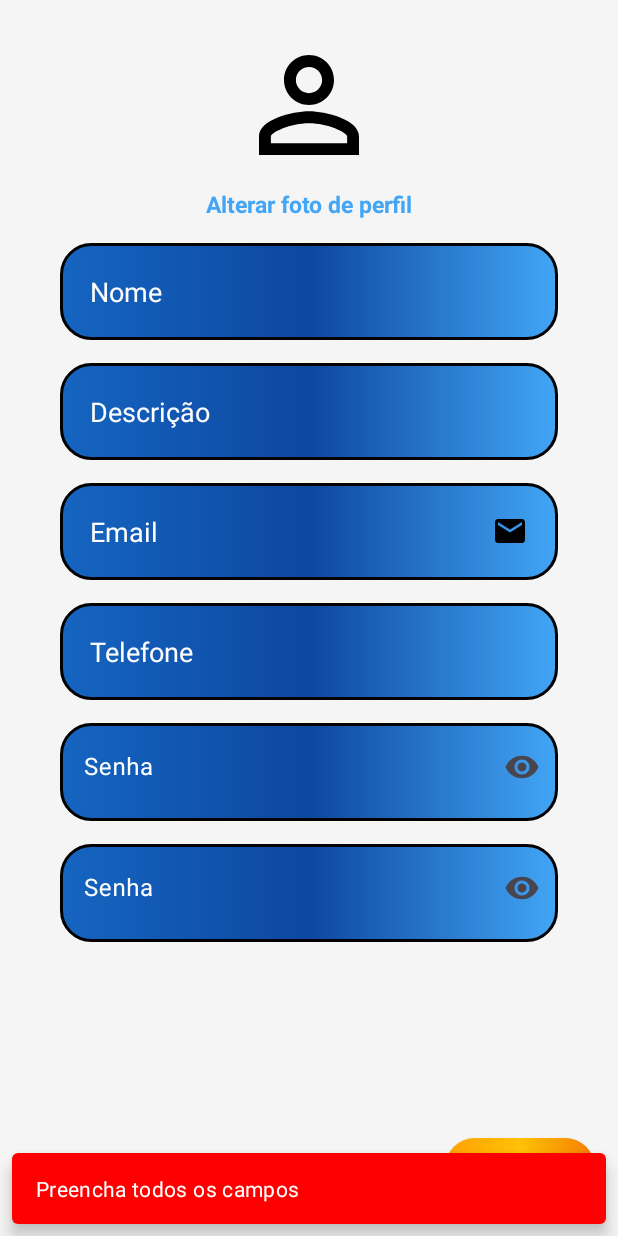
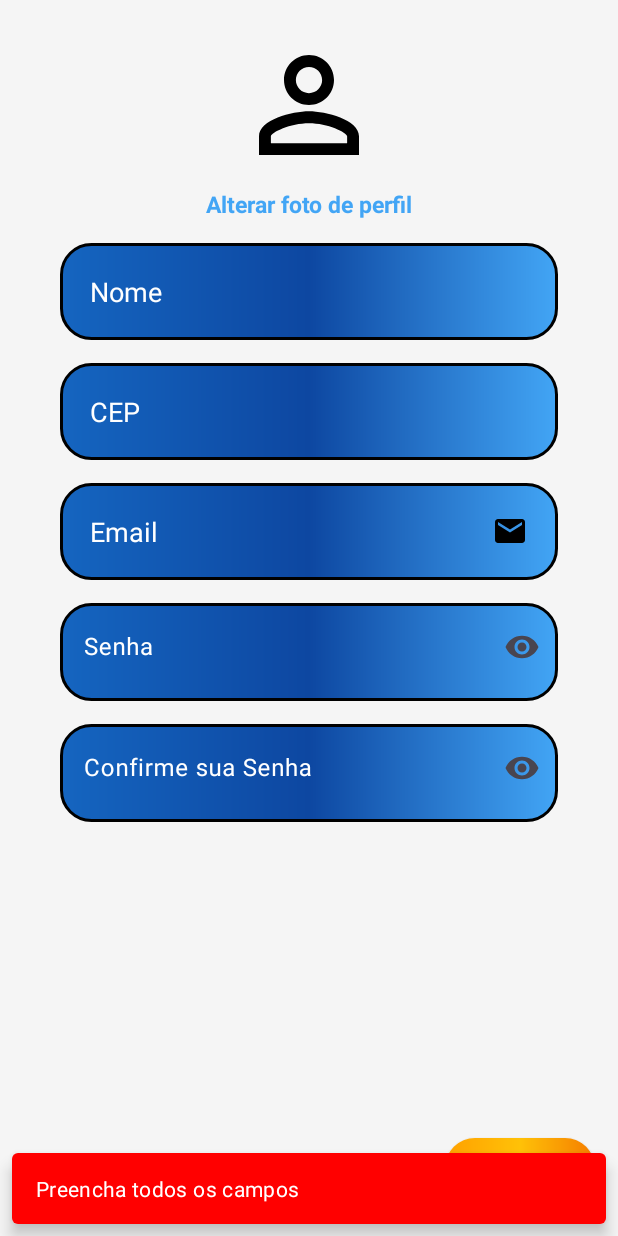
Before and after one commit to JoaoCarlos1908/App_Negocios, an Android app: the FormCadastro screen opened directly, with no data from a screen before it, after a tap on "Seguir >>", on a phone screen of 412 x 824 dp. Run offline under Robolectric (Android 15) with nearby library versions, the phone set to English and light mode, and no system bars; our stand-ins replace Firebase (no records; nobody signed in at launch, a user with empty details on screens opened directly); libraries missing offline, so code that uses them is left out: com.github.dhaval2404.imagepicker.

Commit message:
Tela de cadastro finalizada com sucesso, para abaos os tipos de conta

```diff
--- a/app/src/main/java/com/example/appnegocios/FormCadastro.java
+++ b/app/src/main/java/com/example/appnegocios/FormCadastro.java
@@ -6,9 +6,12 @@ import android.content.Intent;
 import android.graphics.Color;
 import android.net.Uri;
 import android.os.Bundle;
+import android.provider.MediaStore;
 import android.util.Log;
 import android.view.View;
 import android.view.inputmethod.InputMethodManager;
+import android.widget.ArrayAdapter;
+import android.widget.AutoCompleteTextView;
 import android.widget.Button;
 import android.widget.EditText;
 import android.widget.ImageView;
@@ -21,6 +24,8 @@ import androidx.activity.result.contract.ActivityResultContracts;
 import androidx.annotation.NonNull;
 import androidx.annotation.Nullable;
 import androidx.appcompat.app.AppCompatActivity;
+import androidx.constraintlayout.widget.ConstraintLayout;
+import androidx.constraintlayout.widget.ConstraintSet;
 import androidx.core.graphics.Insets;
 import androidx.core.view.ViewCompat;
 import androidx.core.view.WindowInsetsCompat;
@@ -44,14 +49,16 @@ import java.util.Map;
 
 public class FormCadastro extends AppCompatActivity {
 
-    private EditText edit_nome, edit_email, edit_senha;
+    private EditText edit_nome, edit_desc,edit_email, edit_tel, edit_senha, edit_confirme_senha;
     private TextView text_alterFoto;
     private Button bt_cadastrar;
     private String[] menssagens = {"Preencha todos os campos", "Cadastro realizado com sucesso"};
-    private String usuarioID;
+    private String usuarioID, categoria;
     private ImageView iconUser;
-    ActivityResultLauncher<Intent> imagePicklauncher;
-    Uri selectedImageUri;
+    private Boolean tipoConta;
+    private ActivityResultLauncher<Intent> imagePicklauncher;
+    private Uri selectedImageUri;
+    private AutoCompleteTextView autoCompleteCategorias;
 
     @Override
     protected void onCreate(Bundle savedInstanceState) {
@@ -78,18 +85,29 @@ public class FormCadastro extends AppCompatActivity {
             @Override
             public void onClick(View v) {
                 RemoveTeclado();
-                String nome = edit_nome.getText().toString();
-                String email = edit_email.getText().toString();
+
+                String nome = edit_nome.getText().toString().trim();
+                String email = edit_email.getText().toString().trim();
                 String senha = edit_senha.getText().toString();
+                String confirmeSenha = edit_confirme_senha.getText().toString();
 
-                if(nome.isEmpty() || email.isEmpty() || senha.isEmpty()){
-                    Snackbar snackbar = Snackbar.make(v, menssagens[0], Snackbar.LENGTH_SHORT);
-                    snackbar.setBackgroundTint(Color.RED);
-                    snackbar.setTextColor(Color.WHITE);
-                    snackbar.show();
-                }else{
-                    CadastrarUsuario(v);
+                if (nome.isEmpty() || email.isEmpty() || senha.isEmpty()) {
+                    mostrarSnackbar(v, menssagens[0], Color.RED);
+                    return;
                 }
+
+                if (confirmeSenha.isEmpty()) {
+                    mostrarSnackbar(v, "Confirme sua senha", Color.RED);
+                    return;
+                }
+
+                if (!senha.equals(confirmeSenha)) {
+                    mostrarSnackbar(v, "As senhas não coincidem", Color.RED);
+                    return;
+                }
+
+                // Todos os campos estão preenchidos corretamente
+                CadastrarUsuario(v);
             }
         });
 
@@ -97,15 +115,23 @@ public class FormCadastro extends AppCompatActivity {
             @Override
             public void onClick(View v) {
                 ImagePicker.with(FormCadastro.this)
-                        .galleryOnly() // <--- Isso garante que abre a galeria (com Google Fotos incluído)
-                        .crop()        // habilita o corte
-                        .compress(1024) // tamanho máximo 1MB
+                        .cropSquare() // <-- Isso força o corte 1:1 (quadrado)
+                        .compress(1024) // tamanho máximo em KB
                         .maxResultSize(1080, 1080) // resolução máxima
                         .start();
             }
         });
 
-
+        text_alterFoto.setOnClickListener(new View.OnClickListener() {
+            @Override
+            public void onClick(View v) {
+                ImagePicker.with(FormCadastro.this)
+                        .cropSquare() // <-- Isso força o corte 1:1 (quadrado)
+                        .compress(1024) // tamanho máximo em KB
+                        .maxResultSize(1080, 1080) // resolução máxima
+                        .start();
+            }
+        });
 
         ViewCompat.setOnApplyWindowInsetsListener(findViewById(R.id.main), (v, insets) -> {
             Insets systemBars = insets.getInsets(WindowInsetsCompat.Type.systemBars());
@@ -113,27 +139,37 @@ public class FormCadastro extends AppCompatActivity {
             return insets;
         });
 
-        imagePicklauncher = registerForActivityResult(
-                new ActivityResultContracts.StartActivityForResult(),
-                result -> {
-                    int resultCode = result.getResultCode();
-                    Intent data = result.getData();
-
-                    if (resultCode == Activity.RESULT_OK && data != null) {
-                        Uri fileUri = data.getData();
-                        iconUser.setImageURI(fileUri); // Ou qualquer ImageView que esteja usando
-                    } else if (resultCode == ImagePicker.RESULT_ERROR) {
-                        Toast.makeText(this, ImagePicker.getError(data), Toast.LENGTH_SHORT).show();
-                    } else {
-                        Toast.makeText(this, "Task Cancelled", Toast.LENGTH_SHORT).show();
-                    }
-                }
-        );
+        SelecaoDeCategorias();
 
 
     }//Fim do OnCreate
 
+    private void SelecaoDeCategorias() {
+        String[] categorias = getResources().getStringArray(R.array.categorias_array);
+        ArrayAdapter<String> adapter = new ArrayAdapter<>(
+                this,
+                android.R.layout.simple_dropdown_item_1line,
+                categorias);
 
+        autoCompleteCategorias.setAdapter(adapter);
+
+        // Exibe as opções ao clicar no campo
+        autoCompleteCategorias.setOnClickListener(v -> autoCompleteCategorias.showDropDown());
+
+        // Captura a categoria selecionada
+        autoCompleteCategorias.setOnItemClickListener((parent, view, position, id) -> {
+            categoria = parent.getItemAtPosition(position).toString();
+        });
+    }
+
+
+    // Método auxiliar para exibir Snackbar
+    private void mostrarSnackbar(View view, String mensagem, int corFundo) {
+        Snackbar snackbar = Snackbar.make(view, mensagem, Snackbar.LENGTH_SHORT);
+        snackbar.setBackgroundTint(corFundo);
+        snackbar.setTextColor(Color.WHITE);
+        snackbar.show();
+    }
 
     @Override
     protected void onActivityResult(int requestCode, int resultCode, @Nullable Intent data) {
@@ -153,15 +189,26 @@ public class FormCadastro extends AppCompatActivity {
         }
     }
 
-
-
     private void IniciarComponentes(){
         text_alterFoto = findViewById(R.id.text_alterFoto);
         edit_nome = findViewById(R.id.edit_nome);
+        edit_desc = findViewById(R.id.edit_descricao);
         edit_email  = findViewById(R.id.edit_email);
+        //edit_tel = findViewById(R.id.edit_telefone);
         edit_senha  = findViewById(R.id.edit_senha);
+        edit_confirme_senha = findViewById(R.id.edit_confirme_senha);
         bt_cadastrar  = findViewById(R.id.bt_seguir);
         iconUser = findViewById(R.id.iconUser);
+        autoCompleteCategorias = findViewById(R.id.autoCompleteCategorias);
+
+        tipoConta = getIntent().getBooleanExtra("Tipo_Conta", false);
+        if (!tipoConta) {
+            edit_nome.setHint("Nome");
+            edit_desc.setHint("CEP");     // altera o hint
+            edit_desc.setMaxLines(1);     // altera o número máximo de linhas
+            autoCompleteCategorias.setVisibility(View.GONE);
+        }
+
     }
     private void CadastrarUsuario(View v){
 
@@ -213,11 +260,18 @@ public class FormCadastro extends AppCompatActivity {
     }
     private void SalvarDadosUsuario(){
         String nome  = edit_nome.getText().toString();
+        String desc = edit_desc.getText().toString();
+        String tel = "";
+
 
         FirebaseFirestore db = FirebaseFirestore.getInstance();
 
         Map<String, Object> usuarios = new HashMap<>();
         usuarios.put("nome",nome);
+        usuarios.put("descrição", desc);
+        usuarios.put("telefone", tel);
+        usuarios.put("TipoConta", tipoConta);
+        usuarios.put("categoria", categoria);
 
         usuarioID = FirebaseAuth.getInstance().getCurrentUser().getUid();
 
@@ -235,6 +289,9 @@ public class FormCadastro extends AppCompatActivity {
                 Log.d("db_erro","Erro ao salvar os dados" + e.toString());
             }
         });
+        Intent intent = new Intent(FormCadastro.this, FormTelaPrincipal.class);
+        intent.setFlags(Intent.FLAG_ACTIVITY_NEW_TASK | Intent.FLAG_ACTIVITY_CLEAR_TASK);
+        startActivity(intent);
     }
 
 }
--- a/app/src/main/java/com/example/appnegocios/FormTipoConta.java
+++ b/app/src/main/java/com/example/appnegocios/FormTipoConta.java
@@ -22,6 +22,7 @@ public class FormTipoConta extends AppCompatActivity {
     private CheckBox cb_empreendimento, cb_cliente;
     private TextView desc_conta;
     private Button bt_seguir;
+    private Boolean tipoConta; //Verdadeiro = Conta Empreendedor / Falso = Conta Cliente
 
     @Override
     protected void onCreate(Bundle savedInstanceState) {
@@ -37,6 +38,7 @@ public class FormTipoConta extends AppCompatActivity {
                 if(cb_empreendimento.isChecked()){
                     cb_cliente.setChecked(false);
                     desc_conta.setText(getText(R.string.descricao_conta_empreendedora));
+                    tipoConta = true;
                 } else{
                     desc_conta.setText(getText(R.string.aviso_tipoConta));
                 }
@@ -49,6 +51,7 @@ public class FormTipoConta extends AppCompatActivity {
                 if(cb_cliente.isChecked()){
                     cb_empreendimento.setChecked(false);
                     desc_conta.setText(getText(R.string.descricao_conta_cliente));
+                    tipoConta = false;
                 } else{
                     desc_conta.setText(getText(R.string.aviso_tipoConta));
                 }
@@ -65,7 +68,9 @@ public class FormTipoConta extends AppCompatActivity {
                     snackbar.show();
                 }else{
                     Intent intent = new Intent(FormTipoConta.this, FormCadastro.class);
+                    intent.putExtra("Tipo_Conta", tipoConta);
                     startActivity(intent);
+
                 }
             }
         });
--- a/app/src/main/res/layout/activity_form_cadastro.xml
+++ b/app/src/main/res/layout/activity_form_cadastro.xml
@@ -15,7 +15,7 @@
     android:background="@drawable/backgroud"
     tools:context=".FormCadastro">
 
-    <ImageView
+    <com.google.android.material.imageview.ShapeableImageView
         android:id="@+id/iconUser"
         android:layout_width="100dp"
         android:layout_height="100dp"
@@ -24,7 +24,7 @@
         app:layout_constraintEnd_toEndOf="parent"
         app:layout_constraintTop_toTopOf="parent"
         android:layout_margin="20dp"
-        />
+        app:shapeAppearanceOverlay="@style/RoundedImage" />
 
     <TextView
         android:id="@+id/text_alterFoto"
@@ -77,6 +77,16 @@
         app:layout_constraintTop_toBottomOf="@+id/edit_descricao"
         />
 
+    <AutoCompleteTextView
+        android:id="@+id/autoCompleteCategorias"
+        android:hint="Selecione ou digite a categoria"
+        style="@style/edit_text"
+        android:inputType="text"
+        app:layout_constraintTop_toBottomOf="@+id/edit_email"
+        app:layout_constraintStart_toStartOf="parent"
+        app:layout_constraintEnd_toEndOf="parent"/>
+
+    <!--
     <EditText
         android:id="@+id/edit_telefone"
         style="@style/edit_text"
@@ -87,6 +97,7 @@
         app:layout_constraintEnd_toEndOf="parent"
         app:layout_constraintTop_toBottomOf="@+id/edit_email"
         />
+    -->
 
     <com.google.android.material.textfield.TextInputLayout
         android:id="@+id/layout_senha"
@@ -97,7 +108,7 @@
         android:layout_marginEnd="40dp"
         app:layout_constraintStart_toStartOf="parent"
         app:layout_constraintEnd_toEndOf="parent"
-        app:layout_constraintTop_toBottomOf="@+id/edit_telefone">
+        app:layout_constraintTop_toBottomOf="@+id/autoCompleteCategorias">
 
         <com.google.android.material.textfield.TextInputEditText
             android:id="@+id/edit_senha"
@@ -113,7 +124,7 @@
     <com.google.android.material.textfield.TextInputLayout
         android:id="@+id/layout_confirme_senha"
         app:endIconMode="password_toggle"
-        android:hint="Senha"
+        android:hint="Confirme sua Senha"
         style="@style/layout_senha"
         android:layout_marginStart="40dp"
         android:layout_marginEnd="40dp"
--- /dev/null
+++ b/app/src/main/res/values/categorias.xml
@@ -0,0 +1,75 @@
+<?xml version="1.0" encoding="utf-8"?>
+<resources>
+    <string-array name="categorias_array">
+        <!-- Alimentação -->
+        <item>Restaurante</item>
+        <item>Cafeteria</item>
+        <item>Lanchonete</item>
+        <item>Padaria</item>
+        <item>Pizzaria</item>
+        <item>Delivery de Comida</item>
+        <item>Food Truck</item>
+        <item>Sorveteria</item>
+        <item>Doceria</item>
+
+        <!-- Varejo e Comércio -->
+        <item>Loja de Roupas</item>
+        <item>Loja de Calçados</item>
+        <item>Loja de Eletrônicos</item>
+        <item>Loja de Informática</item>
+        <item>Papelaria</item>
+        <item>Mercado</item>
+        <item>Pet Shop</item>
+        <item>Loja de Móveis</item>
+        <item>Loja de Bebidas</item>
+        <item>Loja de Brinquedos</item>
+        <item>Loja de Cosméticos</item>
+        <item>Loja de Materiais de Construção</item>
+        <item>Floricultura</item>
+
+        <!-- Serviços -->
+        <item>Salão de Beleza</item>
+        <item>Barbearia</item>
+        <item>Oficina Mecânica</item>
+        <item>Serviço de Entrega</item>
+        <item>Lavanderia</item>
+        <item>Estúdio de Tatuagem</item>
+        <item>Ateliê de Costura</item>
+        <item>Agência de Viagens</item>
+        <item>Imobiliária</item>
+        <item>Corretora de Seguros</item>
+
+        <!-- Tecnologia e Digital -->
+        <item>Desenvolvedor de Software</item>
+        <item>Loja de Jogos</item>
+        <item>Assistência Técnica</item>
+        <item>Agência de Marketing Digital</item>
+        <item>E-commerce</item>
+        <item>Loja de Suplementos</item>
+
+        <!-- Saúde e Bem-estar -->
+        <item>Academia</item>
+        <item>Clínica Médica</item>
+        <item>Clínica Odontológica</item>
+        <item>Psicólogo</item>
+        <item>Nutricionista</item>
+        <item>Estúdio de Yoga</item>
+        <item>Estúdio de Pilates</item>
+
+        <!-- Educação -->
+        <item>Escola de Idiomas</item>
+        <item>Escola de Música</item>
+        <item>Reforço Escolar</item>
+        <item>Cursos Profissionalizantes</item>
+        <item>Aulas Particulares</item>
+
+        <!-- Outros -->
+        <item>Eventos</item>
+        <item>Fotografia</item>
+        <item>Aluguel de Equipamentos</item>
+        <item>Serviços Jurídicos</item>
+        <item>Serviços Contábeis</item>
+        <item>Coworking</item>
+        <item>Consultoria Empresarial</item>
+    </string-array>
+</resources>
--- a/app/src/main/res/values/strings.xml
+++ b/app/src/main/res/values/strings.xml
@@ -7,7 +7,7 @@
 
     <string name="title_cadastro">Cadastre-se</string>
     <string name="senha">Senha</string>
-    <string name="nome">Nome</string>
+    <string name="nome">Nome do Empreendimento</string>
     <string name="email">Email</string>
     <string name="recuperar_senha">Esqueci minha senha</string>
     <string name="titulo_tipo_conta">Você quer criar uma conta para o seu empreeendimento ou como cliente?</string>
--- a/app/src/main/res/values/styles.xml
+++ b/app/src/main/res/values/styles.xml
@@ -60,4 +60,10 @@
         <item name="android:textStyle">bold</item>
         <item name="android:textAllCaps">false</item>
     </style>
+
+    <style name="RoundedImage" parent="">
+        <item name="cornerFamily">rounded</item>
+        <item name="cornerSize">50%</item>
+    </style>
+
 </resources>
```
